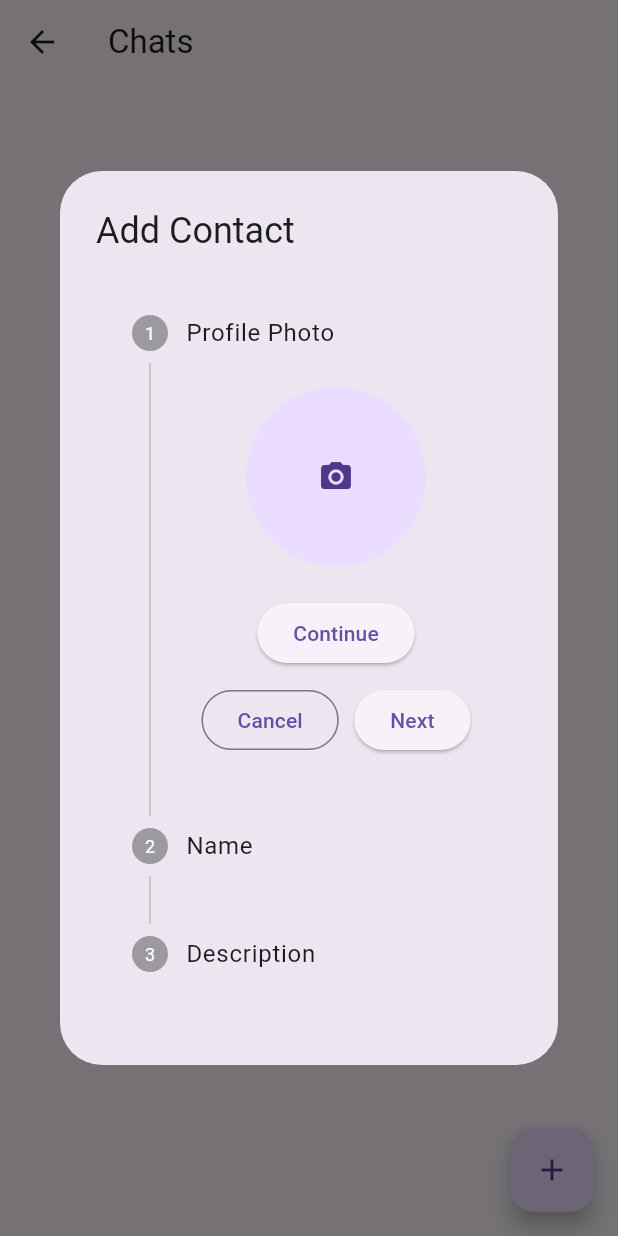
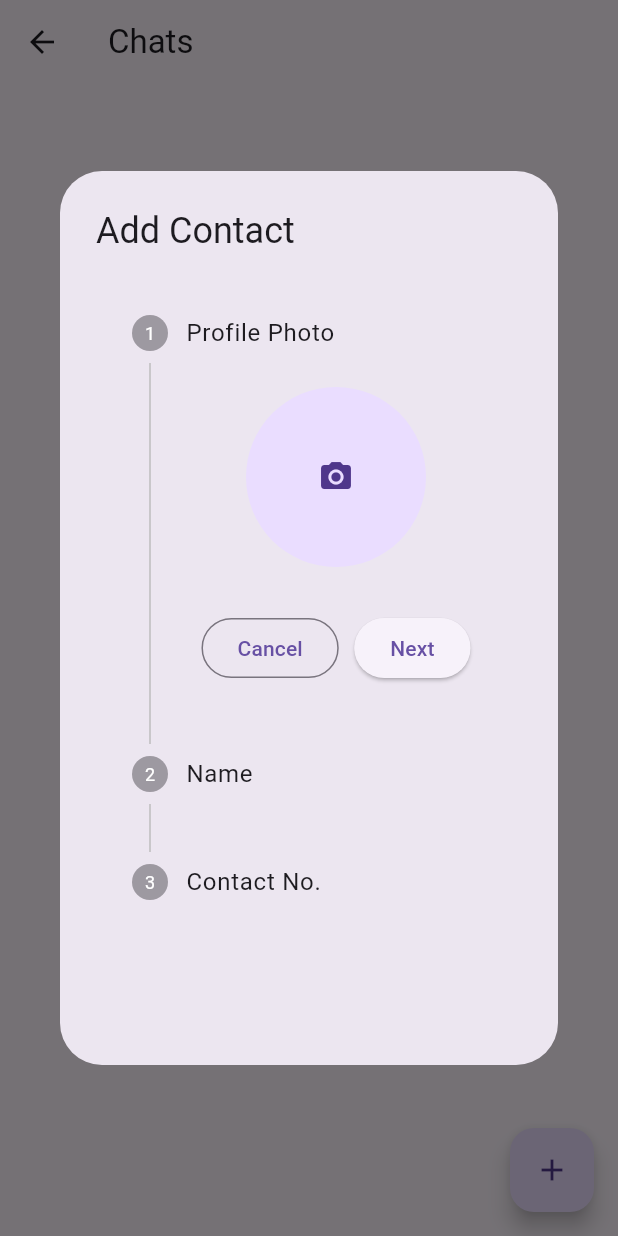
Before and after one commit to foramgondaliya/Platform_Converter, a Flutter app: the Chats screen opened directly, after a tap on the "add" icon, on a phone screen of 412 x 824 dp. Run offline on Flutter 3.47's test engine with Material 3 defaults, Android fonts, the phone set to English and light mode, and no system bars; our stand-ins replace image_picker.

Commit message:
10-07-20240

```diff
--- a/lib/main.dart
+++ b/lib/main.dart
@@ -59,6 +59,7 @@ class _myAppState extends State<myApp> {
                   'settings': (context) => settings(),
                 },
               );
-        });
+      },
+    );
   }
 }
--- a/lib/views/Android_views/Componants/chat.dart
+++ b/lib/views/Android_views/Componants/chat.dart
@@ -12,7 +12,9 @@ class Chats extends StatelessWidget {
   Widget build(BuildContext context) {
     return Scaffold(
       appBar: AppBar(
-        title: Text("Chats"),
+        title: const Text(
+          "Chats",
+        ),
       ),
       floatingActionButton: FloatingActionButton(
         onPressed: () {
@@ -27,7 +29,7 @@ class Chats extends StatelessWidget {
           stepperProvider.nameController.clear();
           stepperProvider.contactController.clear();
           stepperProvider.step = 0;
-          // Provider.of<imageProvider>(context, listen: false).clearImagePath();
+          //Provider.of<imageProvider>(context, listen: false).clearImagePath();
         },
         child: const Icon(Icons.add),
       ),
@@ -38,7 +40,7 @@ class Chats extends StatelessWidget {
             itemBuilder: (context, index) {
               final contact = contactProvider.allContact[index];
               return Padding(
-                padding: const EdgeInsets.only(left: 12, right: 12, top: 10),
+                padding: const EdgeInsets.only(left: 12, right: 12, top: 5),
                 child: Card(
                   elevation: 3,
                   child: ListTile(
@@ -58,7 +60,7 @@ class Chats extends StatelessWidget {
                               child: contact.imagePath == null
                                   ? Text(
                                       contact.name[0].toUpperCase(),
-                                      style: TextStyle(
+                                      style: const TextStyle(
                                         fontSize: 24,
                                         fontWeight: FontWeight.bold,
                                       ),
@@ -96,13 +98,17 @@ class Chats extends StatelessWidget {
                               ),
                               PopupMenuItem(
                                 onTap: () {
-                                  Future.microtask(() {
-                                    Provider.of<ContactProvider>(context,
-                                            listen: false)
-                                        .deleteContacts(contact);
-                                  });
+                                  Future.microtask(
+                                    () {
+                                      Provider.of<ContactProvider>(context,
+                                              listen: false)
+                                          .deleteContacts(contact);
+                                    },
+                                  );
                                 },
-                                child: const Text("Delete"),
+                                child: const Text(
+                                  "Delete",
+                                ),
                               ),
                             ];
                           },
@@ -218,20 +224,20 @@ class AlertBox extends StatelessWidget {
                                 : null,
                           ),
                           const SizedBox(height: 20),
-                          ElevatedButton(
-                            onPressed: () {
-                              if (stepProvider.imagePath != null) {
-                                stepProvider.forwardStep(context);
-                              } else {
-                                ScaffoldMessenger.of(context).showSnackBar(
-                                  const SnackBar(
-                                      content: Text(
-                                          "Please select a profile photo")),
-                                );
-                              }
-                            },
-                            child: const Text("Continue"),
-                          ),
+                          // ElevatedButton(
+                          //   onPressed: () {
+                          //     if (stepProvider.imagePath != null) {
+                          //       stepProvider.forwardStep(context);
+                          //     } else {
+                          //       ScaffoldMessenger.of(context).showSnackBar(
+                          //         const SnackBar(
+                          //             content: Text(
+                          //                 "Please select a profile photo")),
+                          //       );
+                          //     }
+                          //   },
+                          //   child: const Text("Continue"),
+                          // ),
                         ],
                       );
                     },
@@ -248,11 +254,11 @@ class AlertBox extends StatelessWidget {
                   ),
                 ),
                 Step(
-                  title: const Text("Description"),
+                  title: const Text("Contact No."),
                   content: TextField(
                     controller: stepProvider.contactController,
                     decoration: const InputDecoration(
-                      labelText: "Description",
+                      labelText: "Contact",
                       border: OutlineInputBorder(),
                     ),
                   ),
```
Also changed, not shown: pubspec.lock. Lines whose indentation alone changed are shown as unchanged.
